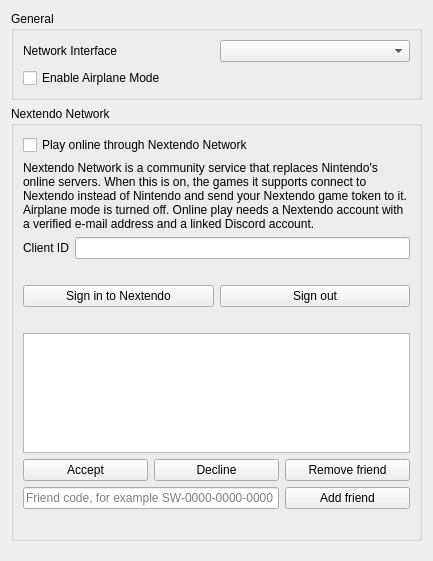
Before: the Qt Designer form src/phoenix/configuration/configure_network.ui in Darkfiredoom/PhoenixEmu, drawn with Qt 5.
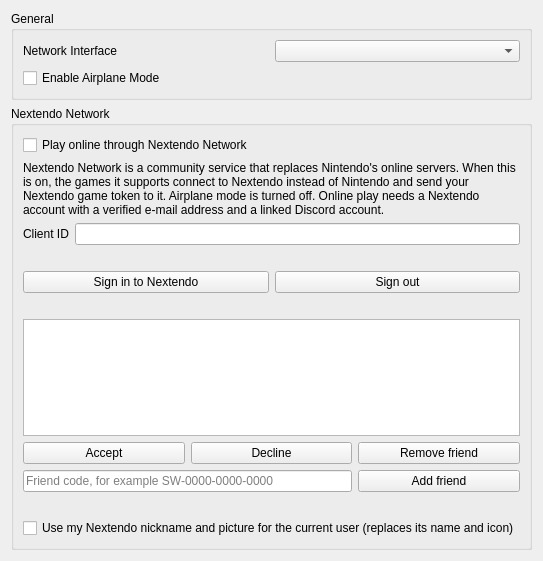
After: the same form once the commit is applied.

Commit message:
Bring in zortos293/Lichii#1990: Nextendo: use the account's nickname and picture for the current user (opt-in)
Cherry-picked from 0a15f2ce07.

The edit to the form file:
```diff
--- a/src/phoenix/configuration/configure_network.ui
+++ b/src/phoenix/configuration/configure_network.ui
@@ -180,6 +180,13 @@
           </layout>
          </widget>
         </item>
+        <item row="6" column="0" colspan="2">
+         <widget class="QCheckBox" name="nextendo_sync_profile">
+          <property name="text">
+           <string>Use my Nextendo nickname and picture for the current user (replaces its name and icon)</string>
+          </property>
+         </widget>
+        </item>
        </layout>
       </widget>
      </item>
```
The commit also changes 6 other files.
